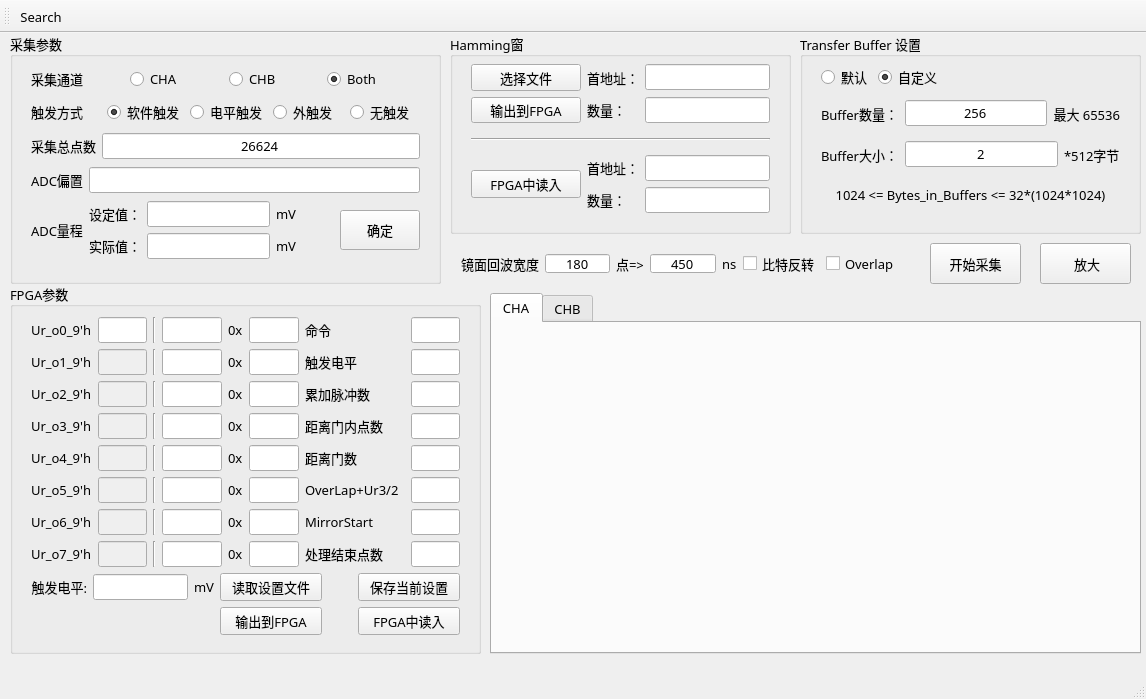
Before: the Qt Designer form CStreamingCaptureFinal-master/mainwindow.ui in mh554697703/CStreamingCapture, drawn with Qt 5.
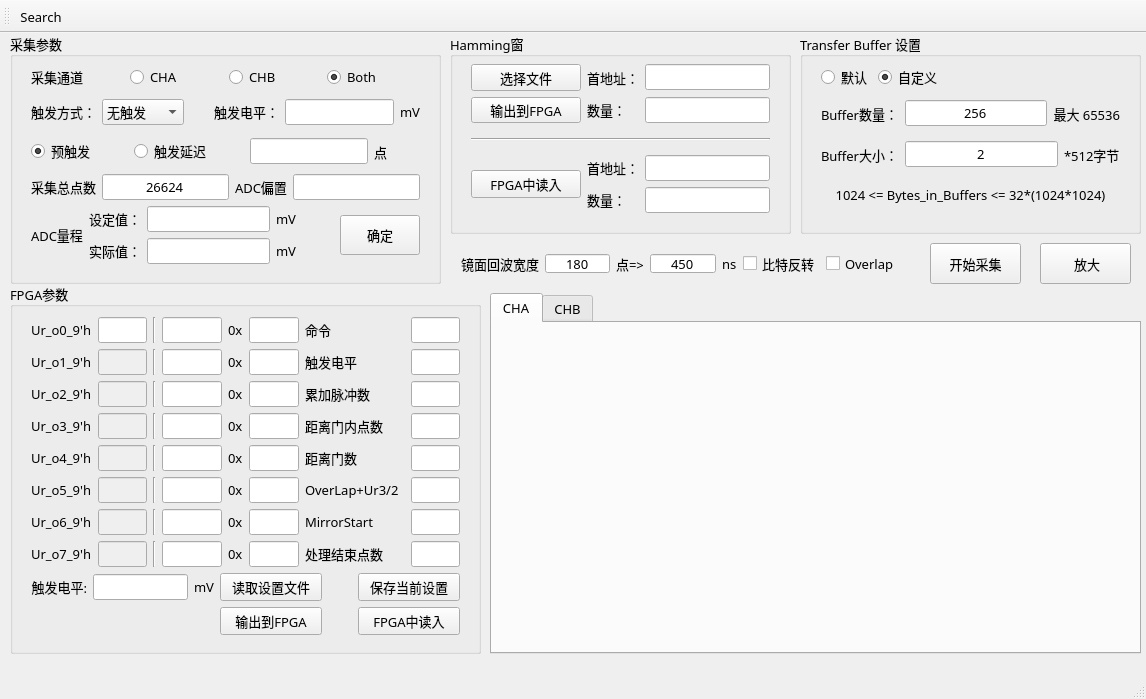
After: the same form once the commit is applied.

Commit message: 增加电平触发，预触发，微调布局

The edit to the form file:
```diff
--- a/CStreamingCaptureFinal-master/mainwindow.ui
+++ b/CStreamingCaptureFinal-master/mainwindow.ui
@@ -1842,45 +1842,75 @@
            </font>
           </property>
           <property name="text">
-           <string>触发方式</string>
+           <string>触发方式：</string>
           </property>
          </widget>
         </item>
         <item>
-         <widget class="QRadioButton" name="radioButton_softwareTrig">
-          <property name="font">
-           <font>
-            <family>微软雅黑</family>
-            <pointsize>10</pointsize>
-           </font>
+         <widget class="QComboBox" name="comboBox_TriggerMode">
+          <item>
+           <property name="text">
+            <string>无触发</string>
+           </property>
+          </item>
+          <item>
+           <property name="text">
+            <string>软件触发</string>
+           </property>
+          </item>
+          <item>
+           <property name="text">
+            <string>外部触发</string>
+           </property>
+          </item>
+          <item>
+           <property name="text">
+            <string>电平触发</string>
+           </property>
+          </item>
+         </widget>
+        </item>
+        <item>
+         <spacer name="horizontalSpacer_4">
+          <property name="orientation">
+           <enum>Qt::Horizontal</enum>
           </property>
+          <property name="sizeHint" stdset="0">
+           <size>
+            <width>40</width>
+            <height>20</height>
+           </size>
+          </property>
+         </spacer>
+        </item>
+        <item>
+         <widget class="QLabel" name="label_48">
           <property name="text">
-           <string>软件触发</string>
+           <string>触发电平：</string>
           </property>
-          <property name="checked">
-           <bool>true</bool>
-          </property>
-          <property name="autoExclusive">
-           <bool>false</bool>
-          </property>
-          <attribute name="buttonGroup">
-           <string notr="true">buttonGroup_2</string>
-          </attribute>
          </widget>
         </item>
         <item>
-         <widget class="QRadioButton" name="radioButton_levelTrig">
-          <property name="font">
-           <font>
-            <family>微软雅黑</family>
-            <pointsize>10</pointsize>
-           </font>
+         <widget class="QLineEdit" name="lineEdit_TriggerLevel"/>
+        </item>
+        <item>
+         <widget class="QLabel" name="label_49">
+          <property name="text">
+           <string>mV</string>
           </property>
+         </widget>
+        </item>
+       </layout>
+      </item>
+      <item>
+       <layout class="QHBoxLayout" name="horizontalLayout">
+        <item>
+         <widget class="QRadioButton" name="radioButton_pre">
           <property name="text">
-           <string>电平触发</string>
+           <string>预触发</string>
           </property>
-          <property name="autoExclusive">
-           <bool>false</bool>
+          <property name="checked">
+           <bool>true</bool>
           </property>
           <attribute name="buttonGroup">
            <string notr="true">buttonGroup_2</string>
@@ -1888,15 +1918,22 @@
          </widget>
         </item>
         <item>
-         <widget class="QRadioButton" name="radioButton_externalTrig">
-          <property name="font">
-           <font>
-            <family>微软雅黑</family>
-            <pointsize>10</pointsize>
-           </font>
+         <spacer name="horizontalSpacer_10">
+          <property name="orientation">
+           <enum>Qt::Horizontal</enum>
           </property>
+          <property name="sizeHint" stdset="0">
+           <size>
+            <width>40</width>
+            <height>20</height>
+           </size>
+          </property>
+         </spacer>
+        </item>
+        <item>
+         <widget class="QRadioButton" name="radioButton_holdOff">
           <property name="text">
-           <string>外触发</string>
+           <string>触发延迟</string>
           </property>
           <property name="autoExclusive">
            <bool>false</bool>
@@ -1907,26 +1944,40 @@
          </widget>
         </item>
         <item>
-         <widget class="QRadioButton" name="radioButton_noTrig">
-          <property name="font">
-           <font>
-            <family>微软雅黑</family>
-            <pointsize>10</pointsize>
-           </font>
+         <spacer name="horizontalSpacer_8">
+          <property name="orientation">
+           <enum>Qt::Horizontal</enum>
           </property>
+          <property name="sizeHint" stdset="0">
+           <size>
+            <width>40</width>
+            <height>20</height>
+           </size>
+          </property>
+         </spacer>
+        </item>
+        <item>
+         <widget class="QLineEdit" name="lineEdit_Pre_HoldOff"/>
+        </item>
+        <item>
+         <widget class="QLabel" name="label_50">
           <property name="text">
-           <string>无触发</string>
+           <string>点</string>
           </property>
-          <property name="checked">
-           <bool>false</bool>
+         </widget>
+        </item>
+        <item>
+         <spacer name="horizontalSpacer_9">
+          <property name="orientation">
+           <enum>Qt::Horizontal</enum>
           </property>
-          <property name="autoExclusive">
-           <bool>true</bool>
+          <property name="sizeHint" stdset="0">
+           <size>
+            <width>40</width>
+            <height>20</height>
+           </size>
           </property>
-          <attribute name="buttonGroup">
-           <string notr="true">buttonGroup_2</string>
-          </attribute>
-         </widget>
+         </spacer>
         </item>
        </layout>
       </item>
@@ -1961,10 +2012,6 @@
           </property>
          </widget>
         </item>
-       </layout>
-      </item>
-      <item>
-       <layout class="QHBoxLayout" name="horizontalLayout">
         <item>
          <widget class="QLabel" name="label_3">
           <property name="text">
```
Left out of the diff: 3 changed lines with no effect on the pictures. The commit also changes 3 other files.
